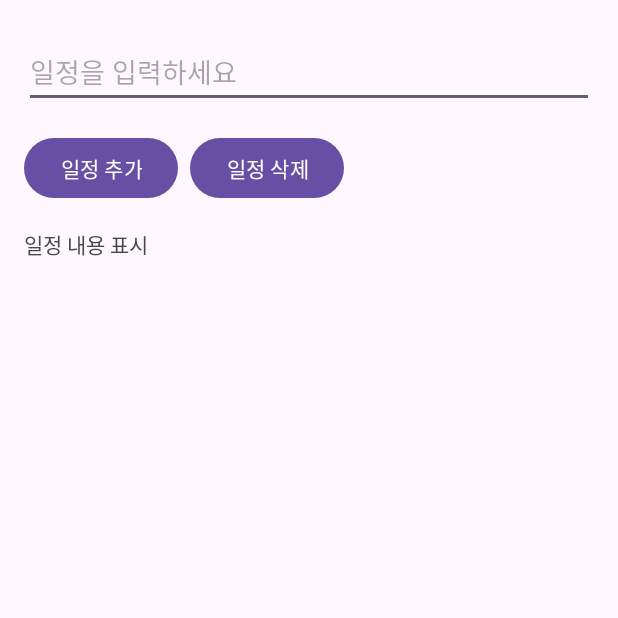
After one commit to dhs82/SuperGrow, an Android app: the ScheduleActivity screen opened directly, with no data from a screen before it, on a phone screen of 412 x 824 dp, the top half of it. The commit adds this screen. Run offline under Robolectric (Android 15) with nearby library versions, the phone set to English and light mode, and no system bars; network calls fail.

Commit message:
ActivityAndXmlmodified

```diff
--- a/app/src/main/AndroidManifest.xml
+++ b/app/src/main/AndroidManifest.xml
@@ -13,6 +13,10 @@
         android:theme="@style/Theme.Canlender_OpenPro"
         android:usesCleartextTraffic="true"
         tools:targetApi="31">
+        <activity
+            android:name=".ScheduleActivity"
+            android:exported="true"
+            />
         <activity
             android:name=".MainActivity"
             android:exported="true">
--- a/app/src/main/java/com/example/canlender_openpro/ScheduleAcitivity.java
+++ /dev/null
@@ -1,4 +0,0 @@
-package com.example.canlender_openpro;
-
-public class ScheduleAcitivity {
-}
--- /dev/null
+++ b/app/src/main/java/com/example/canlender_openpro/ScheduleActivity.java
@@ -0,0 +1,126 @@
+package com.example.canlender_openpro;
+
+import android.os.Bundle;
+import android.view.View;
+import android.widget.Button;
+import android.widget.EditText;
+import android.widget.TextView;
+import android.widget.Toast;
+
+import androidx.annotation.Nullable;
+import androidx.appcompat.app.AppCompatActivity;
+
+import java.io.FileInputStream;
+import java.io.FileOutputStream;
+
+public class ScheduleActivity extends AppCompatActivity {
+
+    private EditText editTextSchedule;
+    private TextView textView2Schedule;
+
+    @Override
+    protected void onCreate(@Nullable Bundle savedInstanceState) {
+        super.onCreate(savedInstanceState);
+        setContentView(R.layout.activity_schedule);
+
+        editTextSchedule = findViewById(R.id.editTextSchedule);
+        Button buttonAddSchedule = findViewById(R.id.buttonAddSchedule);
+        Button buttonDeleteSchedule = findViewById(R.id.buttonDeleteSchedule);
+        textView2Schedule = findViewById(R.id.textView2Schedule);
+
+        // FragStar에서 전달한 데이터 받기
+        String userID = getIntent().getStringExtra("UserID");
+        int cYear = getIntent().getIntExtra("SelectedYear", 0);  // 기본값은 0으로 설정 (적절한 기본값으로 변경)
+        int cMonth = getIntent().getIntExtra("SelectedMonth", 0)-1;
+        int cDay = getIntent().getIntExtra("SelectedDay", 0);
+
+        buttonAddSchedule.setOnClickListener(new View.OnClickListener() {
+            @Override
+            public void onClick(View v) {
+                addSchedule(userID, cYear, cMonth, cDay);
+            }
+        });
+
+        buttonDeleteSchedule.setOnClickListener(new View.OnClickListener() {
+            @Override
+            public void onClick(View v) {
+                deleteSchedule(userID, cYear, cMonth, cDay);
+            }
+        });
+
+        // 저장된 일정을 표시
+        updateScheduleTextView(userID, cYear, cMonth, cDay);
+    }
+
+    private String generateFileName(String userID, int cYear, int cMonth, int cDay) {
+        return "" + userID + cYear + "-" + (cMonth+1)  + "" + "-"+ cDay + ".txt";
+        //fname = "" + userID + cYear + "-" + (cMonth + 1) + "" + "-" + cDay + ".txt";//저장할 파일 이름 설정
+    }
+
+    private void addSchedule(String userID, int cYear, int cMonth, int cDay) {
+        String fname = generateFileName(userID, cYear, cMonth, cDay);
+        String schedule = editTextSchedule.getText().toString();
+
+        try {
+            FileOutputStream fos = openFileOutput(fname, MODE_APPEND);
+            fos.write((schedule + "\n").getBytes());
+            fos.close();
+            Toast.makeText(this, "일정이 추가되었습니다.", Toast.LENGTH_SHORT).show();
+
+            // 업데이트된 일정을 TextView에 표시
+            updateScheduleTextView(userID, cYear, cMonth, cDay);
+        } catch (Exception e) {
+            e.printStackTrace();
+        }
+    }
+
+    private void deleteSchedule(String userID, int cYear, int cMonth, int cDay) {
+        String fname = generateFileName(userID, cYear, cMonth, cDay);
+        String scheduleToDelete = editTextSchedule.getText().toString();
+
+        try {
+            FileInputStream fis = openFileInput(fname);
+            byte[] fileData = new byte[fis.available()];
+            fis.read(fileData);
+            fis.close();
+
+            String existingSchedules = new String(fileData);
+            String[] schedulesArray = existingSchedules.split("\n");
+
+            StringBuilder newSchedules = new StringBuilder();
+
+            for (String schedule : schedulesArray) {
+                if (!schedule.trim().equals(scheduleToDelete.trim())) {
+                    newSchedules.append(schedule).append("\n");
+                }
+            }
+
+            FileOutputStream fos = openFileOutput(fname, MODE_PRIVATE);
+            fos.write(newSchedules.toString().getBytes());
+            fos.close();
+
+            Toast.makeText(this, "일정이 삭제되었습니다.", Toast.LENGTH_SHORT).show();
+
+            // 업데이트된 일정을 TextView에 표시
+            updateScheduleTextView(userID, cYear, cMonth, cDay);
+        } catch (Exception e) {
+            e.printStackTrace();
+        }
+    }
+
+    private void updateScheduleTextView(String userID, int cYear, int cMonth, int cDay) {
+        String fname = generateFileName(userID, cYear, cMonth, cDay);
+
+        try {
+            FileInputStream fis = openFileInput(fname);
+            byte[] fileData = new byte[fis.available()];
+            fis.read(fileData);
+            fis.close();
+
+            String existingSchedules = new String(fileData);
+            textView2Schedule.setText(existingSchedules);
+        } catch (Exception e) {
+            e.printStackTrace();
+        }
+    }
+}
--- a/app/src/main/res/layout/activity_schedule.xml
+++ b/app/src/main/res/layout/activity_schedule.xml
@@ -1,6 +1,42 @@
-<?xml version="1.0" encoding="utf-8"?>
-<androidx.constraintlayout.widget.ConstraintLayout xmlns:android="http://schemas.android.com/apk/res/android"
+<RelativeLayout xmlns:android="http://schemas.android.com/apk/res/android"
     android:layout_width="match_parent"
-    android:layout_height="match_parent">
+    android:layout_height="match_parent"
+    android:padding="16dp">
 
-</androidx.constraintlayout.widget.ConstraintLayout>
+    <EditText
+        android:id="@+id/editTextSchedule"
+        android:layout_width="match_parent"
+        android:layout_height="wrap_content"
+        android:hint="일정을 입력하세요"
+        android:layout_marginTop="8dp"
+        android:minHeight="48dp" />
+
+    <Button
+        android:id="@+id/buttonAddSchedule"
+        android:layout_width="wrap_content"
+        android:layout_height="wrap_content"
+        android:layout_below="@id/editTextSchedule"
+        android:layout_marginTop="16dp"
+        android:text="일정 추가"
+        android:layout_marginEnd="8dp"
+        android:layout_marginRight="8dp" />
+
+    <Button
+        android:id="@+id/buttonDeleteSchedule"
+        android:layout_width="wrap_content"
+        android:layout_height="wrap_content"
+        android:layout_below="@id/editTextSchedule"
+        android:layout_toEndOf="@id/buttonAddSchedule"
+        android:layout_toRightOf="@id/buttonAddSchedule"
+        android:layout_marginTop="16dp"
+        android:text="일정 삭제" />
+
+    <TextView
+        android:id="@+id/textView2Schedule"
+        android:layout_width="wrap_content"
+        android:layout_height="wrap_content"
+        android:layout_below="@id/buttonAddSchedule"
+        android:layout_marginTop="16dp"
+        android:text="일정 내용 표시" />
+
+</RelativeLayout>
```
Also changed, not shown: app/src/main/java/com/example/canlender_openpro/Fragment/FragStar.java (+28 -3 lines), app/src/main/res/layout/frag_star.xml (+21 -1 lines).
